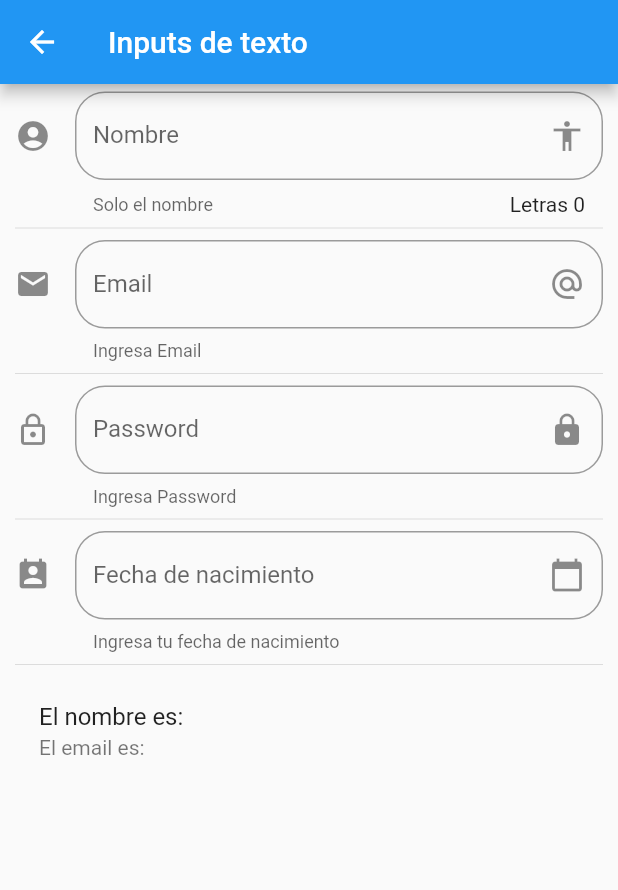
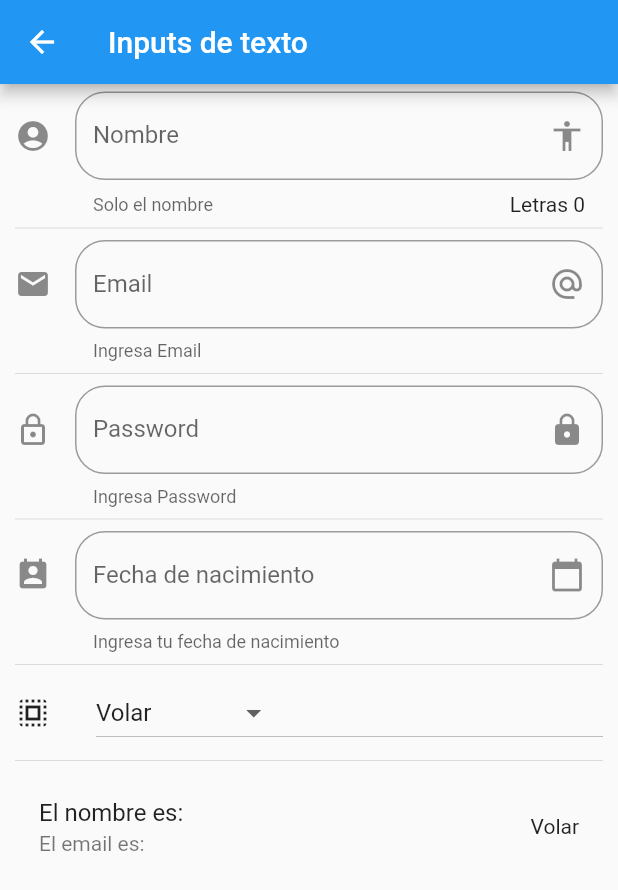
Before and after one commit to Gabonauta/Flutter, a Flutter app: the InputPage screen opened by its route, on a phone screen of 412 x 824 dp. Shown: the top 890 px of the screen. Run offline on Flutter 3.47's test engine with Material 2 defaults, Android fonts, the phone set to English and light mode, and no system bars.

Commit message:
DropDown y DropdownMenuItem

```diff
--- a/lib/src/Pages/input_page.dart
+++ b/lib/src/Pages/input_page.dart
@@ -11,7 +11,8 @@ class _InputPageState extends State<InputPage> {
   String _nombre = "";
   String _email = "";
   String _fecha = "";
-
+  String _opcionSeleccionada = 'Volar';
+  List<String> _poderes = ['Volar', 'Rayos X', 'Super aliento', 'Super Fuerza'];
   TextEditingController _inputFieldFechaController =
       new TextEditingController();
 
@@ -31,6 +32,8 @@ class _InputPageState extends State<InputPage> {
           _crearPassword(),
           Divider(),
           _crearFecha(context),
+          Divider(),
+          _crearDropdown(),
           Divider(),
           _crearPersona(),
         ],
@@ -55,13 +58,6 @@ class _InputPageState extends State<InputPage> {
           _nombre = valor;
         });
       },
-    );
-  }
-
-  _crearPersona() {
-    return ListTile(
-      title: Text('El nombre es: $_nombre'),
-      subtitle: Text("El email es: $_email"),
     );
   }
 
@@ -132,7 +128,6 @@ class _InputPageState extends State<InputPage> {
         firstDate: new DateTime(1990),
         lastDate: new DateTime(2021),
         locale: Locale('es', 'ES'));
-    locale:
     if (picked != null) {
       setState(() {
         _fecha = picked.toString();
@@ -140,4 +135,43 @@ class _InputPageState extends State<InputPage> {
       });
     }
   }
+
+  List<DropdownMenuItem<String>> get getOpcionesDropdown {
+    List<DropdownMenuItem<String>> lista = new List();
+    _poderes.forEach((element) {
+      lista.add(DropdownMenuItem(
+        child: Text(element),
+        value: element,
+      ));
+    });
+    return lista;
+  }
+
+  Widget _crearDropdown() {
+    return Row(
+      children: [
+        Icon(Icons.select_all),
+        SizedBox(width: 30.0),
+        Expanded(
+          child: DropdownButton(
+            value: _opcionSeleccionada,
+            items: getOpcionesDropdown,
+            onChanged: (opt) {
+              setState(() {
+                _opcionSeleccionada = opt;
+              });
+            },
+          ),
+        ),
+      ],
+    );
+  }
+
+  _crearPersona() {
+    return ListTile(
+      title: Text('El nombre es: $_nombre'),
+      subtitle: Text("El email es: $_email"),
+      trailing: Text(_opcionSeleccionada),
+    );
+  }
 }
```
